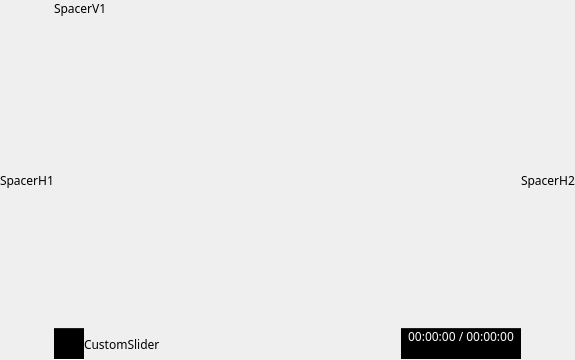
Before: the Qt Designer form wgt_QVideoPlayer.ui in boenki/ffdiaporama, drawn with Qt 5.
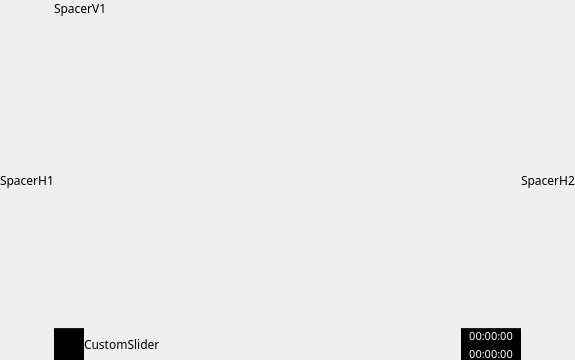
After: the same form once the commit is applied. Icons and pictures are not drawn. Custom widgets are drawn as their Qt base class.

Diff of the .ui file:
```diff
--- a/wgt_QVideoPlayer.ui
+++ b/wgt_QVideoPlayer.ui
@@ -104,7 +104,7 @@
           <string notr="true">QToolButton { /* all types of tool button */
  	 background: black;
      border-top: 1px solid #202020;
-     border-bottom: 1px solid white;
+     border-bottom: 0px;
      border-left: 0px;
      border-right: 0px;
      border-radius: 0px;
@@ -176,26 +176,26 @@
          <item>
           <widget class="QLabel" name="Position">
            <property name="sizePolicy">
-            <sizepolicy hsizetype="Preferred" vsizetype="Fixed">
+            <sizepolicy hsizetype="Fixed" vsizetype="Fixed">
              <horstretch>0</horstretch>
              <verstretch>0</verstretch>
             </sizepolicy>
            </property>
            <property name="minimumSize">
             <size>
-             <width>120</width>
-             <height>16</height>
+             <width>60</width>
+             <height>14</height>
             </size>
            </property>
            <property name="maximumSize">
             <size>
-             <width>16777215</width>
-             <height>16</height>
+             <width>60</width>
+             <height>14</height>
             </size>
            </property>
            <property name="font">
             <font>
-             <pointsize>9</pointsize>
+             <pointsize>8</pointsize>
              <weight>50</weight>
              <italic>false</italic>
              <bold>false</bold>
@@ -211,7 +211,7 @@
 border-bottom: 0px;
 border-left: 0px;
 border-right: 0px;
-font: 9pt;
+font: 8pt;
 color: white;
 </string>
            </property>
@@ -225,7 +225,7 @@
             <number>0</number>
            </property>
            <property name="text">
-            <string notr="true">00:00:00 / 00:00:00</string>
+            <string notr="true">00:00:00</string>
            </property>
            <property name="alignment">
             <set>Qt::AlignCenter</set>
@@ -235,25 +235,26 @@
          <item>
           <widget class="QProgressBar" name="BufferState">
            <property name="sizePolicy">
-            <sizepolicy hsizetype="Preferred" vsizetype="Fixed">
+            <sizepolicy hsizetype="Fixed" vsizetype="Fixed">
              <horstretch>0</horstretch>
              <verstretch>0</verstretch>
             </sizepolicy>
            </property>
            <property name="minimumSize">
             <size>
-             <width>0</width>
-             <height>15</height>
+             <width>60</width>
+             <height>6</height>
             </size>
            </property>
            <property name="maximumSize">
             <size>
-             <width>16777215</width>
-             <height>15</height>
+             <width>60</width>
+             <height>6</height>
             </size>
            </property>
            <property name="font">
             <font>
+             <family>Sans Serif</family>
              <pointsize>1</pointsize>
             </font>
            </property>
@@ -285,6 +286,62 @@
            </property>
           </widget>
          </item>
+         <item>
+          <widget class="QLabel" name="Duration">
+           <property name="sizePolicy">
+            <sizepolicy hsizetype="Fixed" vsizetype="Fixed">
+             <horstretch>0</horstretch>
+             <verstretch>0</verstretch>
+            </sizepolicy>
+           </property>
+           <property name="minimumSize">
+            <size>
+             <width>60</width>
+             <height>12</height>
+            </size>
+           </property>
+           <property name="maximumSize">
+            <size>
+             <width>60</width>
+             <height>12</height>
+            </size>
+           </property>
+           <property name="font">
+            <font>
+             <pointsize>8</pointsize>
+             <weight>50</weight>
+             <italic>false</italic>
+             <bold>false</bold>
+            </font>
+           </property>
+           <property name="styleSheet">
+            <string notr="true">background: black;
+subcontrol-origin: padding;
+subcontrol-position: top right;
+padding: 0px;
+spacing: 2px;
+border-top: 0px;
+border-bottom: 0px;
+border-left: 0px;
+border-right: 0px;
+font: 8pt;
+color: white;
+</string>
+           </property>
+           <property name="frameShadow">
+            <enum>QFrame::Sunken</enum>
+           </property>
+           <property name="lineWidth">
+            <number>0</number>
+           </property>
+           <property name="text">
+            <string notr="true">00:00:00</string>
+           </property>
+           <property name="alignment">
+            <set>Qt::AlignCenter</set>
+           </property>
+          </widget>
+         </item>
         </layout>
        </item>
       </layout>
```
